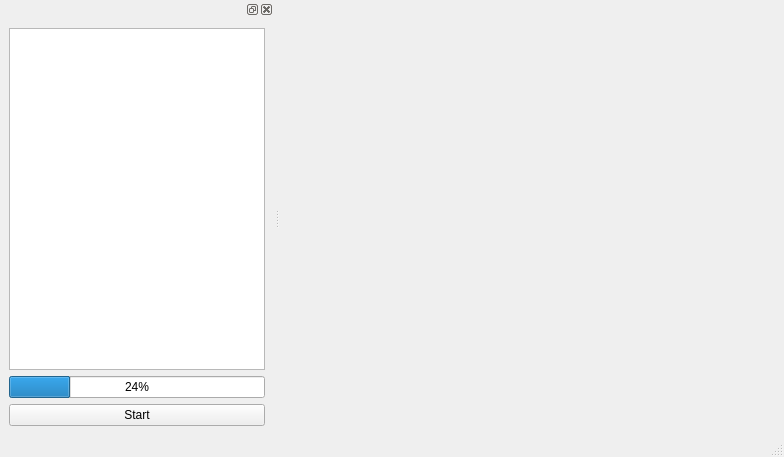
The window that widget/animmainwindow.ui (dridk/estel) describes before a commit, drawn with Qt 5.
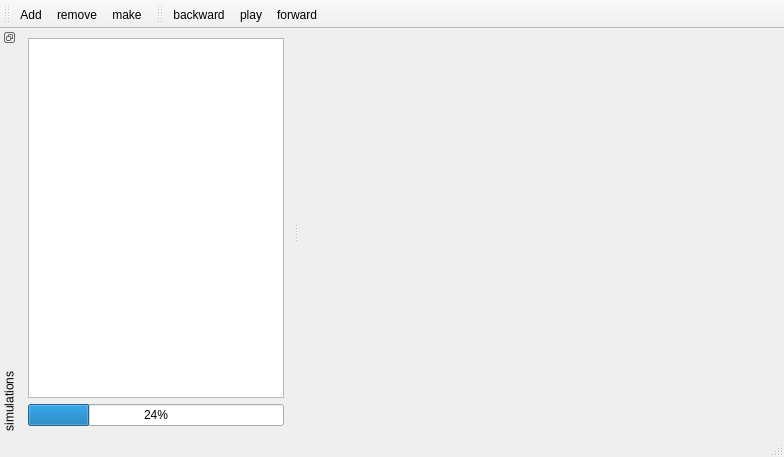
The same window after the commit. Icons and pictures are not drawn.

Commit message: add animator icons and slots

```diff
--- a/widget/animmainwindow.ui
+++ b/widget/animmainwindow.ui
@@ -26,13 +26,23 @@
   </widget>
   <widget class="QStatusBar" name="statusbar"/>
   <widget class="QDockWidget" name="dockWidget">
+   <property name="windowIcon">
+    <iconset resource="../gfx/gfx.qrc">
+     <normaloff>:/layers.png</normaloff>:/layers.png</iconset>
+   </property>
+   <property name="features">
+    <set>QDockWidget::DockWidgetFloatable|QDockWidget::DockWidgetMovable|QDockWidget::DockWidgetVerticalTitleBar</set>
+   </property>
+   <property name="windowTitle">
+    <string>simulations</string>
+   </property>
    <attribute name="dockWidgetArea">
     <number>1</number>
    </attribute>
    <widget class="QWidget" name="dockWidgetContents">
     <layout class="QVBoxLayout" name="verticalLayout">
      <item>
-      <widget class="QListWidget" name="listWidget"/>
+      <widget class="QListView" name="listView"/>
      </item>
      <item>
       <widget class="QProgressBar" name="progressBar">
@@ -41,16 +51,101 @@
        </property>
       </widget>
      </item>
-     <item>
-      <widget class="QPushButton" name="pushButton">
-       <property name="text">
-        <string>Start</string>
-       </property>
-      </widget>
-     </item>
     </layout>
    </widget>
   </widget>
+  <widget class="QToolBar" name="toolBar">
+   <property name="windowTitle">
+    <string>toolBar</string>
+   </property>
+   <property name="toolButtonStyle">
+    <enum>Qt::ToolButtonTextBesideIcon</enum>
+   </property>
+   <attribute name="toolBarArea">
+    <enum>TopToolBarArea</enum>
+   </attribute>
+   <attribute name="toolBarBreak">
+    <bool>false</bool>
+   </attribute>
+   <addaction name="actionAdd"/>
+   <addaction name="actionRemove"/>
+   <addaction name="actionMake"/>
+  </widget>
+  <widget class="QToolBar" name="toolBar_2">
+   <property name="windowTitle">
+    <string>toolBar_2</string>
+   </property>
+   <property name="toolButtonStyle">
+    <enum>Qt::ToolButtonTextBesideIcon</enum>
+   </property>
+   <attribute name="toolBarArea">
+    <enum>TopToolBarArea</enum>
+   </attribute>
+   <attribute name="toolBarBreak">
+    <bool>false</bool>
+   </attribute>
+   <addaction name="actionBackward"/>
+   <addaction name="actionPlay"/>
+   <addaction name="actionForward"/>
+  </widget>
+  <action name="actionAdd">
+   <property name="icon">
+    <iconset resource="../gfx/gfx.qrc">
+     <normaloff>:/layer_import.png</normaloff>:/layer_import.png</iconset>
+   </property>
+   <property name="text">
+    <string>Add...</string>
+   </property>
+  </action>
+  <action name="actionRemove">
+   <property name="icon">
+    <iconset resource="../gfx/gfx.qrc">
+     <normaloff>:/layer_remove.png</normaloff>:/layer_remove.png</iconset>
+   </property>
+   <property name="text">
+    <string>remove</string>
+   </property>
+  </action>
+  <action name="actionBackward">
+   <property name="icon">
+    <iconset resource="../gfx/gfx.qrc">
+     <normaloff>:/control_start.png</normaloff>:/control_start.png</iconset>
+   </property>
+   <property name="text">
+    <string>backward</string>
+   </property>
+  </action>
+  <action name="actionPlay">
+   <property name="checkable">
+    <bool>true</bool>
+   </property>
+   <property name="icon">
+    <iconset resource="../gfx/gfx.qrc">
+     <normaloff>:/control_pause.png</normaloff>
+     <normalon>:/control_play.png</normalon>:/control_pause.png</iconset>
+   </property>
+   <property name="text">
+    <string>play</string>
+   </property>
+  </action>
+  <action name="actionForward">
+   <property name="icon">
+    <iconset resource="../gfx/gfx.qrc">
+     <normaloff>:/control_end.png</normaloff>:/control_end.png</iconset>
+   </property>
+   <property name="text">
+    <string>forward</string>
+   </property>
+  </action>
+  <action name="actionMake">
+   <property name="icon">
+    <iconset resource="../gfx/gfx.qrc">
+     <normaloff>:/cog_go.png</normaloff>:/cog_go.png</iconset>
+   </property>
+   <property name="text">
+    <string>make</string>
+   </property>
+  </action>
  </widget>
  <resources/>
  <connections/>
```
Left out of the diff: 8 changed lines with no effect on the pictures. The commit also changes 13 other files.
